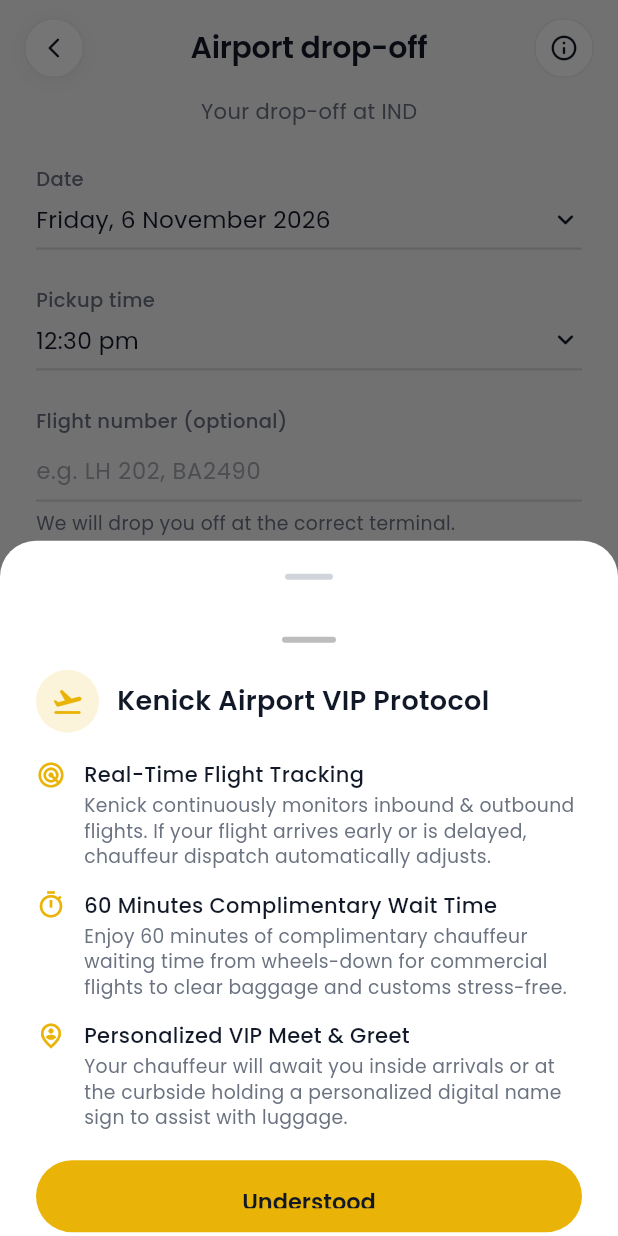
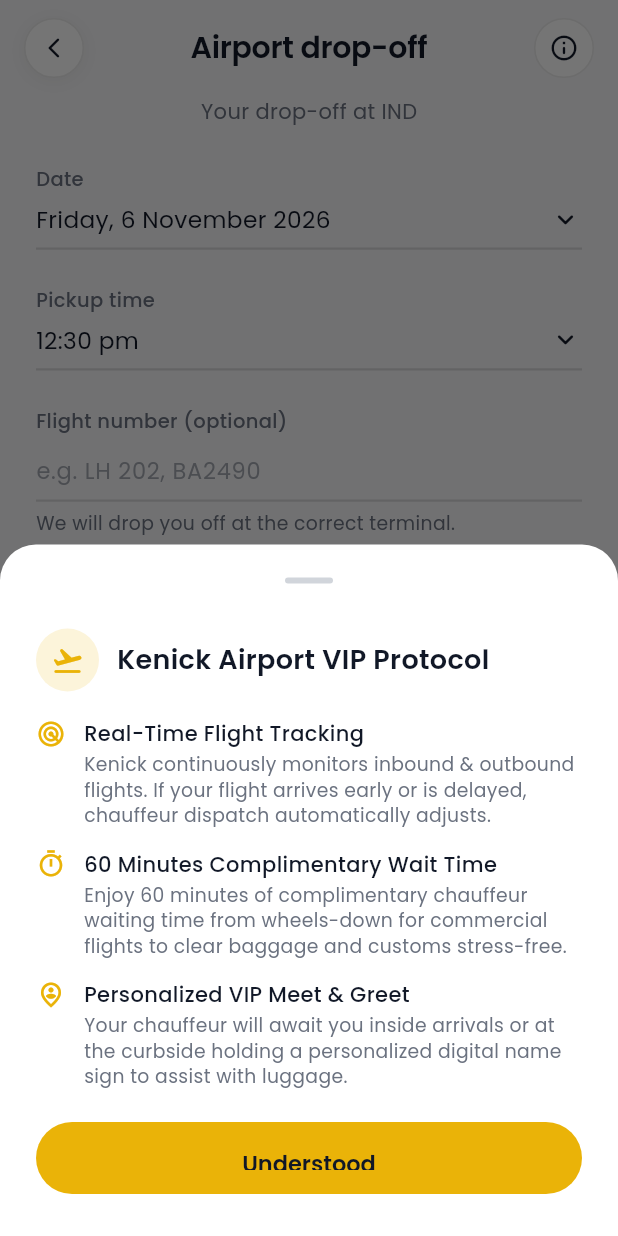
Before and after one commit to k3lvincodes/klux-vip, a Flutter app: the AirportTransferScreen screen opened by its route, after a tap on the "info outline" icon, on a phone screen of 412 x 824 dp. Run offline on Flutter 3.47's test engine with Material 3 defaults, Android fonts, the phone set to English and light mode, and no system bars; drawn by our look-alikes of toastification; our stand-ins replace audioplayers, cached_network_image, firebase_core, firebase_messaging, flutter_animate, flutter_map and 13 more; missing offline and left inert: didit_sdk, flutter_stripe, google_maps_flutter_android, google_maps_flutter_platform_interface; accounts and stored records are empty; project files that could hold a hidden picture were left out.

Commit message:
fix(modal): fix 85px overflow and enforce single drag handle on Kenick Airport VIP Protocol sheet

```diff
--- a/app/lib/features/airport/airport_transfer_screen.dart
+++ b/app/lib/features/airport/airport_transfer_screen.dart
@@ -181,30 +181,20 @@
 
     showModalBottomSheet(
       context: context,
+      isScrollControlled: true,
       backgroundColor: isDark ? AppColors.darkSurface : Colors.white,
       shape: const RoundedRectangleBorder(
         borderRadius: BorderRadius.vertical(top: Radius.circular(24)),
       ),
       builder: (ctx) {
         return SafeArea(
-          child: Padding(
-            padding: const EdgeInsets.symmetric(horizontal: 24, vertical: 16),
+          child: SingleChildScrollView(
+            physics: const BouncingScrollPhysics(),
+            padding: const EdgeInsets.fromLTRB(24, 8, 24, 20),
             child: Column(
               mainAxisSize: MainAxisSize.min,
               crossAxisAlignment: CrossAxisAlignment.start,
               children: [
-                // Exactly 1 drag handle
-                Center(
-                  child: Container(
-                    width: 36,
-                    height: 4,
-                    decoration: BoxDecoration(
-                      color: isDark ? Colors.white24 : Colors.black26,
-                      borderRadius: BorderRadius.circular(2),
-                    ),
-                  ),
-                ),
-                const SizedBox(height: 18),
                 Row(
                   children: [
                     Container(
@@ -256,7 +246,7 @@
                       'Your chauffeur will await you inside arrivals or at the curbside holding a personalized digital name sign to assist with luggage.',
                   cs: cs,
                 ),
-                const SizedBox(height: 20),
+                const SizedBox(height: 22),
                 SizedBox(
                   width: double.infinity,
                   height: 48,
```
